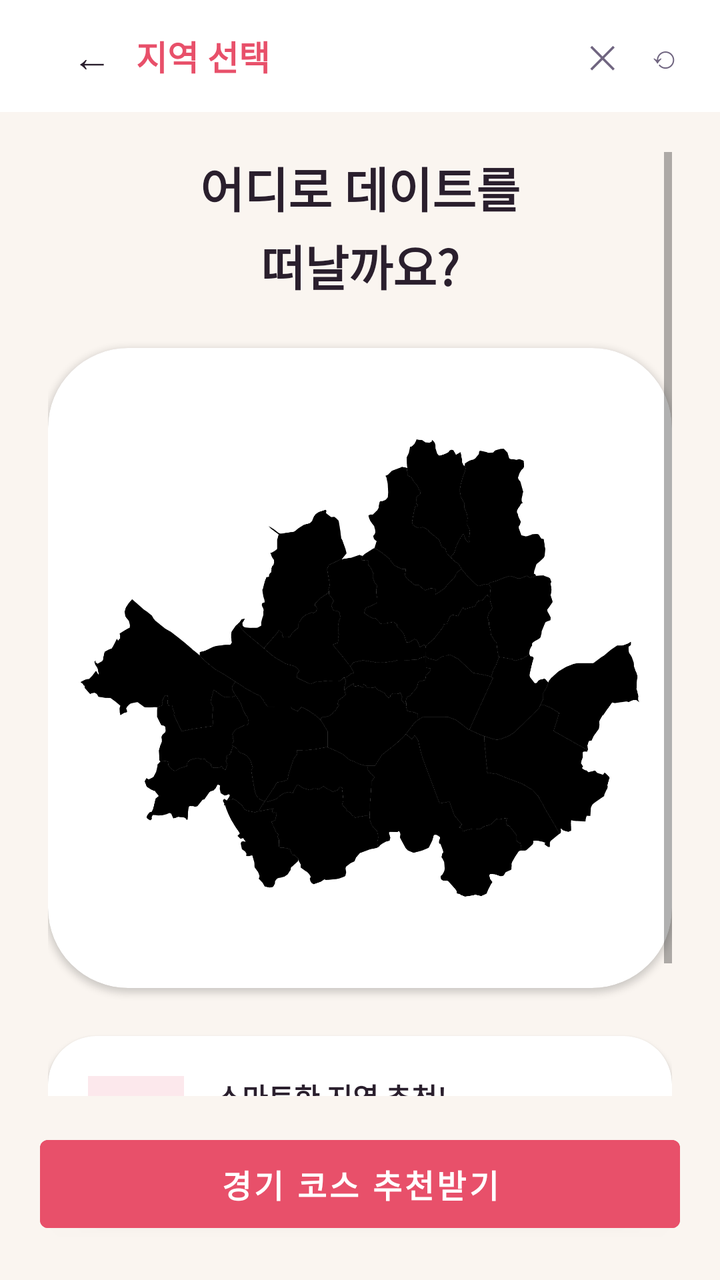
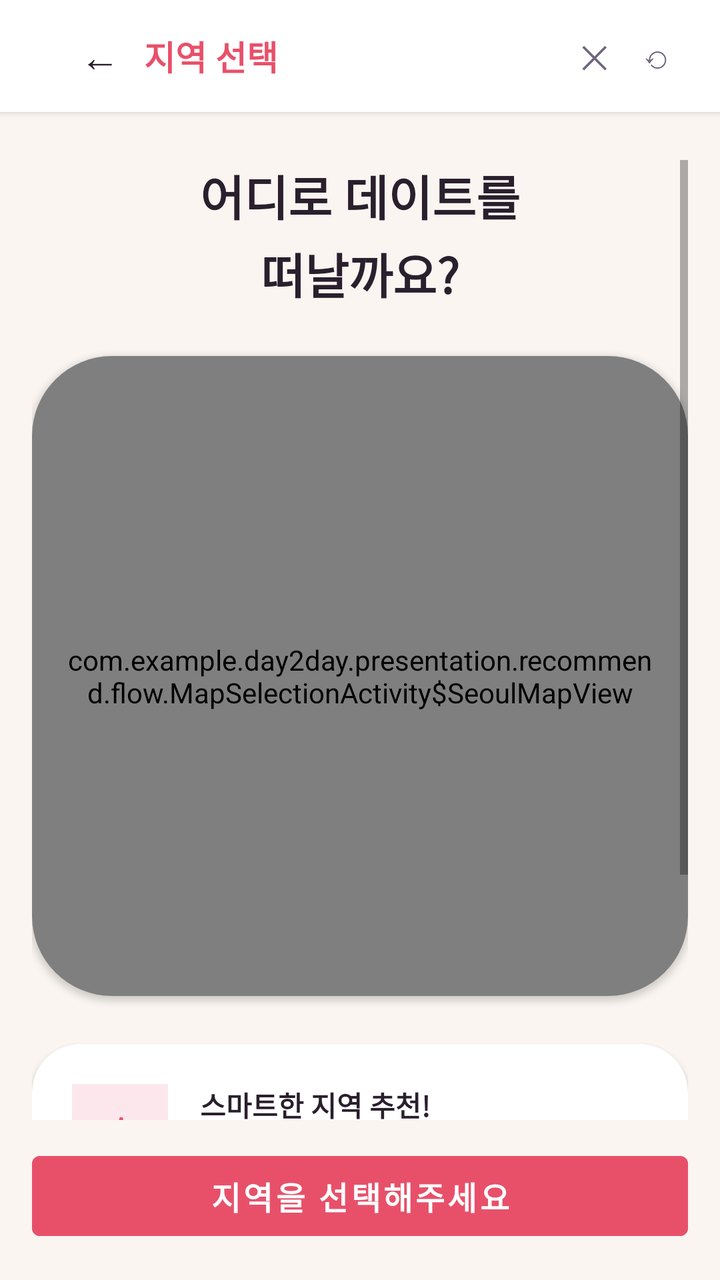

Two renders of the same Android screen: before a commit and after it. Below are the layout's source before the change and the commit's diff.
<!-- AndroidManifest.xml: activity theme Theme.Day2day.NoActionBar -->
<!-- res/layout/activity_map_selection.xml -->
<?xml version="1.0" encoding="utf-8"?>
<androidx.constraintlayout.widget.ConstraintLayout xmlns:android="http://schemas.android.com/apk/res/android"
    xmlns:app="http://schemas.android.com/apk/res-auto"
    android:id="@+id/root"
    android:layout_width="match_parent"
    android:layout_height="match_parent"
    android:background="#FFFAF5F0">

    
    <androidx.appcompat.widget.Toolbar
        android:id="@+id/toolbar"
        android:layout_width="0dp"
        android:layout_height="56dp"
        android:background="@android:color/white"
        app:layout_constraintEnd_toEndOf="parent"
        app:layout_constraintStart_toStartOf="parent"
        app:layout_constraintTop_toTopOf="parent"
        app:contentInsetStartWithNavigation="0dp"
        app:popupTheme="@style/ThemeOverlay.MaterialComponents.Light"
        app:title="">

        <LinearLayout
            android:layout_width="match_parent"
            android:layout_height="match_parent"
            android:gravity="center_vertical"
            android:orientation="horizontal"
            android:paddingStart="12dp"
            android:paddingEnd="12dp">

            <TextView
                android:id="@+id/tv_back"
                android:layout_width="wrap_content"
                android:layout_height="wrap_content"
                android:padding="8dp"
                android:text="←"
                android:textColor="#FF2A1F2D"
                android:textSize="20sp" />

            <TextView
                android:id="@+id/tv_toolbar_title"
                android:layout_width="wrap_content"
                android:layout_height="wrap_content"
                android:layout_marginStart="4dp"
                android:text="지역 선택"
                android:textColor="#FFE8506A"
                android:textSize="17sp"
                android:textStyle="bold" />

            <View
                android:layout_width="0dp"
                android:layout_height="0dp"
                android:layout_weight="1" />

            <TextView
                android:id="@+id/tv_close"
                android:layout_width="wrap_content"
                android:layout_height="wrap_content"
                android:padding="8dp"
                android:text="✕"
                android:textColor="#FF706580"
                android:textSize="16sp" />

            <TextView
                android:id="@+id/tv_reset"
                android:layout_width="wrap_content"
                android:layout_height="wrap_content"
                android:padding="8dp"
                android:text="⟲"
                android:textColor="#FF706580"
                android:textSize="16sp" />

        </LinearLayout>
    </androidx.appcompat.widget.Toolbar>

    
    <ScrollView
        android:id="@+id/scroll"
        android:layout_width="0dp"
        android:layout_height="0dp"
        android:clipToPadding="false"
        android:fillViewport="true"
        android:paddingStart="24dp"
        android:paddingTop="20dp"
        android:paddingEnd="24dp"
        android:paddingBottom="120dp"
        app:layout_constraintBottom_toBottomOf="parent"
        app:layout_constraintEnd_toEndOf="parent"
        app:layout_constraintStart_toStartOf="parent"
        app:layout_constraintTop_toBottomOf="@id/toolbar">

        <LinearLayout
            android:layout_width="match_parent"
            android:layout_height="wrap_content"
            android:orientation="vertical">

            <TextView
                android:id="@+id/tv_title"
                android:layout_width="match_parent"
                android:layout_height="wrap_content"
                android:gravity="center"
                android:lineSpacingExtra="4dp"
                android:text="어디로 데이트를\n떠날까요?"
                android:textColor="#FF2A1F2D"
                android:textSize="24sp"
                android:textStyle="bold" />

            <Space
                android:layout_width="match_parent"
                android:layout_height="24dp" />

            <androidx.cardview.widget.CardView
                android:id="@+id/card_map"
                android:layout_width="match_parent"
                android:layout_height="320dp"
                android:layout_marginBottom="16dp"
                app:cardBackgroundColor="@android:color/white"
                app:cardCornerRadius="40dp"
                app:cardElevation="2dp">

                <FrameLayout
                    android:layout_width="match_parent"
                    android:layout_height="match_parent"
                    android:padding="16dp">

                    <ImageView
                        android:id="@+id/iv_map_sample"
                        android:layout_width="match_parent"
                        android:layout_height="match_parent"
                        android:adjustViewBounds="true"
                        android:contentDescription="지도"
                        android:scaleType="fitCenter"
                        android:src="@drawable/seoul" />
                </FrameLayout>
            </androidx.cardview.widget.CardView>

            <androidx.cardview.widget.CardView
                android:id="@+id/card_info"
                android:layout_width="match_parent"
                android:layout_height="wrap_content"
                android:layout_marginTop="8dp"
                app:cardBackgroundColor="@android:color/white"
                app:cardCornerRadius="24dp"
                app:cardElevation="2dp">

                <LinearLayout
                    android:layout_width="match_parent"
                    android:layout_height="wrap_content"
                    android:orientation="horizontal"
                    android:padding="20dp">

                    <FrameLayout
                        android:layout_width="48dp"
                        android:layout_height="48dp"
                        android:background="#FFFCE8EC">

                        <TextView
                            android:layout_width="match_parent"
                            android:layout_height="match_parent"
                            android:gravity="center"
                            android:text="✦"
                            android:textColor="#FFE8506A"
                            android:textSize="22sp"
                            android:textStyle="bold" />
                    </FrameLayout>

                    <LinearLayout
                        android:layout_width="0dp"
                        android:layout_height="wrap_content"
                        android:layout_marginStart="16dp"
                        android:layout_weight="1"
                        android:orientation="vertical">

                        <TextView
                            android:id="@+id/tv_info_title"
                            android:layout_width="wrap_content"
                            android:layout_height="wrap_content"
                            android:text="스마트한 지역 추천!"
                            android:textColor="#FF2A1F2D"
                            android:textSize="14sp"
                            android:textStyle="bold" />

                        <TextView
                            android:id="@+id/tv_info_body"
                            android:layout_width="wrap_content"
                            android:layout_height="wrap_content"
                            android:layout_marginTop="6dp"
                            android:lineSpacingExtra="2dp"
                            android:text="선택하신 지역의 실시간 핫플레이스를 분석하여\n당신만을 위한 완벽한 코스를 만들어 드립니다."
                            android:textColor="#FF706580"
                            android:textSize="12sp" />
                    </LinearLayout>
                </LinearLayout>
            </androidx.cardview.widget.CardView>

            <LinearLayout
                android:layout_width="match_parent"
                android:layout_height="wrap_content"
                android:layout_marginTop="16dp"
                android:gravity="center"
                android:orientation="horizontal">

                <TextView
                    android:layout_width="wrap_content"
                    android:layout_height="wrap_content"
                    android:text="현재 선택: "
                    android:textColor="#FFB09AB8"
                    android:textSize="13sp" />

                <TextView
                    android:id="@+id/tv_selected_name"
                    android:layout_width="wrap_content"
                    android:layout_height="wrap_content"
                    android:text="경기"
                    android:textColor="#FFE8506A"
                    android:textSize="13sp"
                    android:textStyle="bold" />
            </LinearLayout>

        </LinearLayout>
    </ScrollView>

    <LinearLayout
        android:id="@+id/bottom_bar"
        android:layout_width="0dp"
        android:layout_height="wrap_content"
        android:background="#FFFAF5F0"
        android:paddingStart="20dp"
        android:paddingTop="16dp"
        android:paddingEnd="20dp"
        android:paddingBottom="20dp"
        app:layout_constraintBottom_toBottomOf="parent"
        app:layout_constraintEnd_toEndOf="parent"
        app:layout_constraintStart_toStartOf="parent">

        <Button
            android:id="@+id/btn_map_selection_confirm"
            android:layout_width="match_parent"
            android:layout_height="56dp"
            android:backgroundTint="#FFE8506A"
            android:text="경기 코스 추천받기"
            android:textColor="@android:color/white"
            android:textSize="16sp"
            android:textStyle="bold" />
    </LinearLayout>

</androidx.constraintlayout.widget.ConstraintLayout>
<!-- resources referenced by this layout -->
<resources>
  <!-- drawable seoul: png bitmap (drawable, 73394 bytes) -->
  <style name="Theme.Day2day.NoActionBar" parent="Theme.MaterialComponents.DayNight.NoActionBar">
          <item name="colorPrimary">@color/pink_primary</item>
          <item name="colorPrimaryVariant">@color/pink_dark</item>
          <item name="colorOnPrimary">@color/white</item>
          <item name="android:statusBarColor">?attr/colorPrimaryVariant</item>
          <item name="android:windowAnimationStyle">@style/AnimationDay2dayNoAnimation</item>
      </style>
  <color name="pink_primary">#FFFFB6D9</color>
  <color name="pink_dark">#FFFF99CC</color>
  <color name="white">#FFFFFFFF</color>
  <style name="AnimationDay2dayNoAnimation">
          <item name="android:activityOpenEnterAnimation">@anim/no_animation</item>
          <item name="android:activityOpenExitAnimation">@anim/no_animation</item>
          <item name="android:activityCloseEnterAnimation">@anim/no_animation</item>
          <item name="android:activityCloseExitAnimation">@anim/no_animation</item>
      </style>
</resources>

<!-- the commit's change to res/layout/activity_map_selection.xml (unified diff, before → after) -->
@@ -4,14 +4,15 @@
     android:id="@+id/root"
     android:layout_width="match_parent"
     android:layout_height="match_parent"
-    android:background="#FFFAF5F0">
-
-    
+    android:background="#FFFAF5F0"
+    android:fitsSystemWindows="true">
+
     <androidx.appcompat.widget.Toolbar
         android:id="@+id/toolbar"
         android:layout_width="0dp"
         android:layout_height="56dp"
         android:background="@android:color/white"
+        android:elevation="2dp"
         app:layout_constraintEnd_toEndOf="parent"
         app:layout_constraintStart_toStartOf="parent"
         app:layout_constraintTop_toTopOf="parent"
@@ -24,8 +25,8 @@
             android:layout_height="match_parent"
             android:gravity="center_vertical"
             android:orientation="horizontal"
-            android:paddingStart="12dp"
-            android:paddingEnd="12dp">
+            android:paddingStart="16dp"
+            android:paddingEnd="16dp">
 
             <TextView
                 android:id="@+id/tv_back"
@@ -72,18 +73,17 @@
         </LinearLayout>
     </androidx.appcompat.widget.Toolbar>
 
-    
     <ScrollView
         android:id="@+id/scroll"
         android:layout_width="0dp"
         android:layout_height="0dp"
         android:clipToPadding="false"
         android:fillViewport="true"
-        android:paddingStart="24dp"
-        android:paddingTop="20dp"
-        android:paddingEnd="24dp"
-        android:paddingBottom="120dp"
-        app:layout_constraintBottom_toBottomOf="parent"
+        android:paddingStart="16dp"
+        android:paddingTop="24dp"
+        android:paddingEnd="16dp"
+        android:paddingBottom="24dp"
+        app:layout_constraintBottom_toTopOf="@id/bottom_bar"
         app:layout_constraintEnd_toEndOf="parent"
         app:layout_constraintStart_toStartOf="parent"
         app:layout_constraintTop_toBottomOf="@id/toolbar">
@@ -108,6 +108,7 @@
                 android:layout_width="match_parent"
                 android:layout_height="24dp" />
 
+            
             <androidx.cardview.widget.CardView
                 android:id="@+id/card_map"
                 android:layout_width="match_parent"
@@ -117,20 +118,12 @@
                 app:cardCornerRadius="40dp"
                 app:cardElevation="2dp">
 
-                <FrameLayout
+                <view
+                    android:id="@+id/seoul_map"
+                    class="com.example.day2day.presentation.recommend.flow.MapSelectionActivity$SeoulMapView"
                     android:layout_width="match_parent"
                     android:layout_height="match_parent"
-                    android:padding="16dp">
-
-                    <ImageView
-                        android:id="@+id/iv_map_sample"
-                        android:layout_width="match_parent"
-                        android:layout_height="match_parent"
-                        android:adjustViewBounds="true"
-                        android:contentDescription="지도"
-                        android:scaleType="fitCenter"
-                        android:src="@drawable/seoul" />
-                </FrameLayout>
+                    android:padding="16dp" />
             </androidx.cardview.widget.CardView>
 
             <androidx.cardview.widget.CardView
@@ -210,7 +203,7 @@
                     android:id="@+id/tv_selected_name"
                     android:layout_width="wrap_content"
                     android:layout_height="wrap_content"
-                    android:text="경기"
+                    android:text="-"
                     android:textColor="#FFE8506A"
                     android:textSize="13sp"
                     android:textStyle="bold" />
@@ -224,10 +217,10 @@
         android:layout_width="0dp"
         android:layout_height="wrap_content"
         android:background="#FFFAF5F0"
-        android:paddingStart="20dp"
-        android:paddingTop="16dp"
-        android:paddingEnd="20dp"
-        android:paddingBottom="20dp"
+        android:paddingStart="16dp"
+        android:paddingTop="12dp"
+        android:paddingEnd="16dp"
+        android:paddingBottom="16dp"
         app:layout_constraintBottom_toBottomOf="parent"
         app:layout_constraintEnd_toEndOf="parent"
         app:layout_constraintStart_toStartOf="parent">
@@ -235,9 +228,10 @@
         <Button
             android:id="@+id/btn_map_selection_confirm"
             android:layout_width="match_parent"
-            android:layout_height="56dp"
+            android:layout_height="52dp"
             android:backgroundTint="#FFE8506A"
-            android:text="경기 코스 추천받기"
+            android:enabled="false"
+            android:text="지역을 선택해주세요"
             android:textColor="@android:color/white"
             android:textSize="16sp"
             android:textStyle="bold" />
<!-- resource entries referenced after the edit -->
@@ -1,6 +1,5 @@
 <!-- resources referenced by this layout -->
 <resources>
-  <!-- drawable seoul: png bitmap (drawable, 73394 bytes) -->
   <style name="Theme.Day2day.NoActionBar" parent="Theme.MaterialComponents.DayNight.NoActionBar">
           <item name="colorPrimary">@color/pink_primary</item>
           <item name="colorPrimaryVariant">@color/pink_dark</item>
